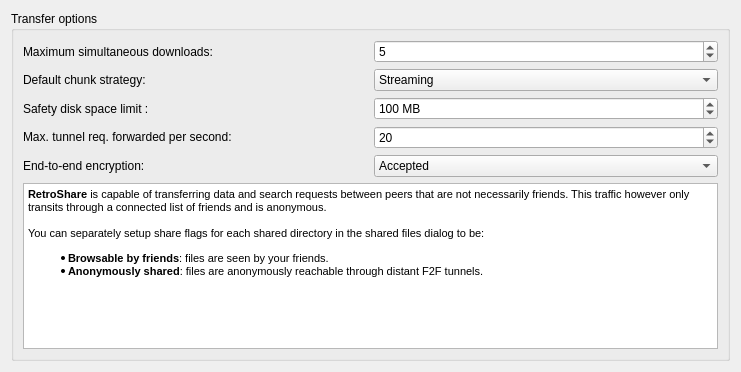
Qt form retroshare-gui/src/gui/settings/TransferPage.ui (RetroShare/RetroShare) before a commit.
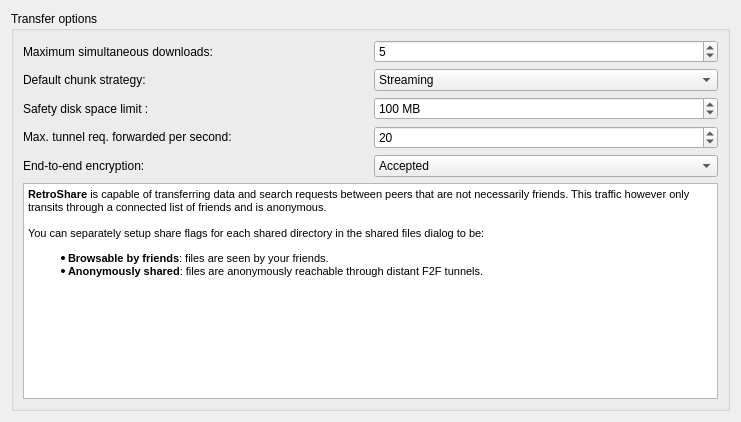
The same form after that commit.

The edit to the form file:
```diff
--- a/retroshare-gui/src/gui/settings/TransferPage.ui
+++ b/retroshare-gui/src/gui/settings/TransferPage.ui
@@ -7,7 +7,7 @@
     <x>0</x>
     <y>0</y>
     <width>741</width>
-    <height>372</height>
+    <height>422</height>
    </rect>
   </property>
   <layout class="QVBoxLayout" name="verticalLayout">
```
